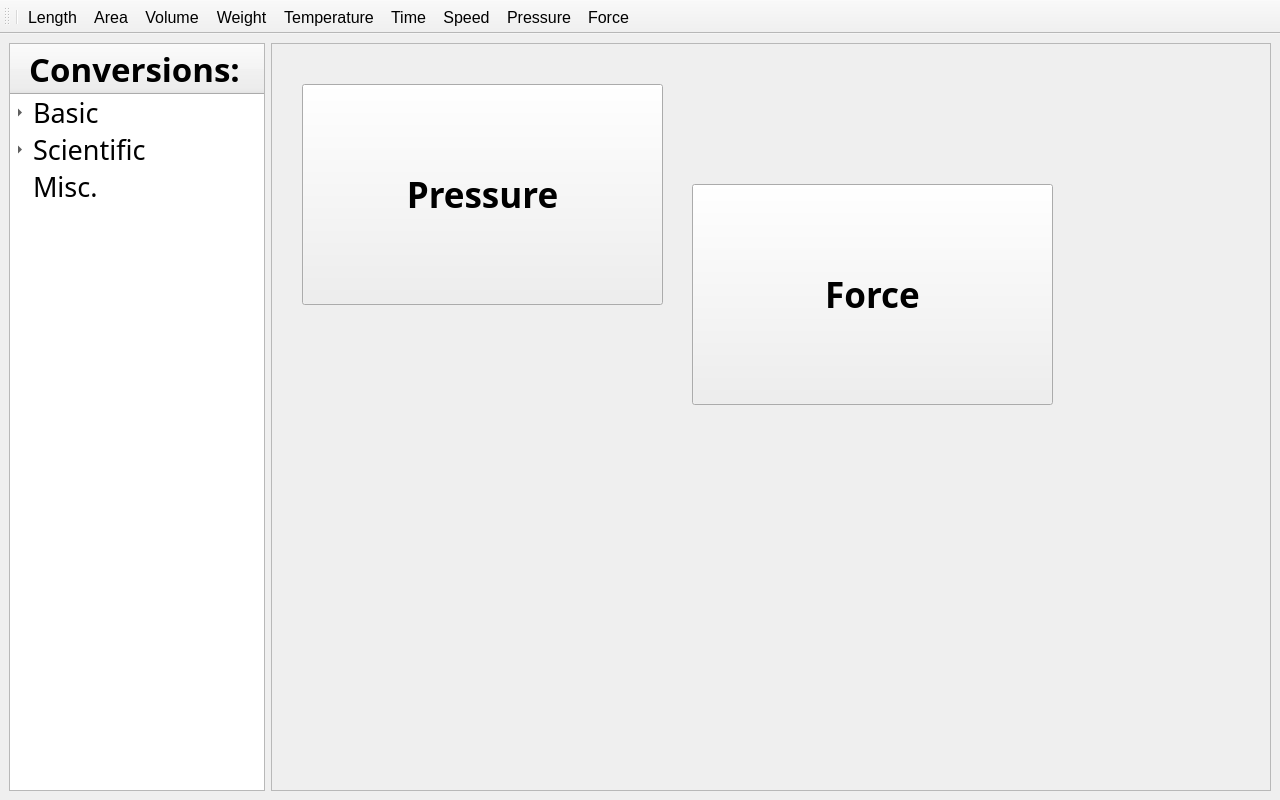
Above: mainwindow.ui from 30vam/cute-converter before the change. Below: the same form after it.
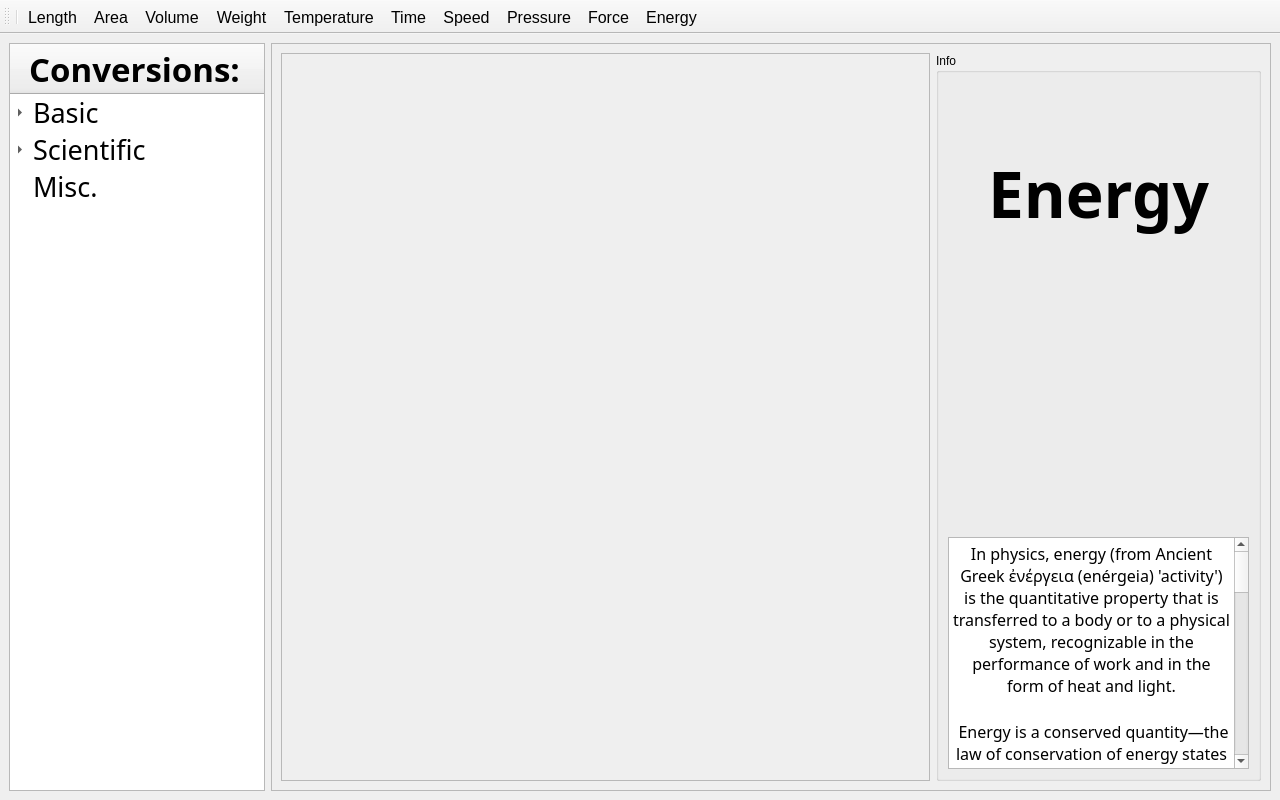
That is the form after the change. Icons and pictures are not drawn.

Commit message: Completed energy  converter widget

```diff
--- a/mainwindow.ui
+++ b/mainwindow.ui
@@ -326,7 +326,7 @@
        <enum>QFrame::StyledPanel</enum>
       </property>
       <property name="currentIndex">
-       <number>8</number>
+       <number>11</number>
       </property>
       <widget class="QWidget" name="basicPage">
        <layout class="QGridLayout" name="gridLayout">
@@ -1896,8 +1896,8 @@
        <widget class="QToolButton" name="forceToolButton">
         <property name="geometry">
          <rect>
-          <x>420</x>
-          <y>140</y>
+          <x>400</x>
+          <y>50</y>
           <width>361</width>
           <height>221</height>
          </rect>
@@ -2282,6 +2282,183 @@
         </item>
        </layout>
       </widget>
+      <widget class="QWidget" name="energyWidget">
+       <layout class="QHBoxLayout" name="horizontalLayout_11" stretch="2,1">
+        <item>
+         <widget class="QScrollArea" name="energyScrollArea">
+          <property name="sizePolicy">
+           <sizepolicy hsizetype="Expanding" vsizetype="Expanding">
+            <horstretch>0</horstretch>
+            <verstretch>0</verstretch>
+           </sizepolicy>
+          </property>
+          <property name="widgetResizable">
+           <bool>true</bool>
+          </property>
+          <widget class="QWidget" name="scrollAreaWidgetContents_10">
+           <property name="geometry">
+            <rect>
+             <x>0</x>
+             <y>0</y>
+             <width>647</width>
+             <height>639</height>
+            </rect>
+           </property>
+          </widget>
+         </widget>
+        </item>
+        <item>
+         <widget class="QGroupBox" name="energyInfoGroupBox">
+          <property name="sizePolicy">
+           <sizepolicy hsizetype="Ignored" vsizetype="Ignored">
+            <horstretch>0</horstretch>
+            <verstretch>0</verstretch>
+           </sizepolicy>
+          </property>
+          <property name="title">
+           <string>Info</string>
+          </property>
+          <layout class="QVBoxLayout" name="verticalLayout_10">
+           <item>
+            <widget class="QLabel" name="energyLabel">
+             <property name="sizePolicy">
+              <sizepolicy hsizetype="Preferred" vsizetype="Preferred">
+               <horstretch>0</horstretch>
+               <verstretch>0</verstretch>
+              </sizepolicy>
+             </property>
+             <property name="minimumSize">
+              <size>
+               <width>0</width>
+               <height>0</height>
+              </size>
+             </property>
+             <property name="font">
+              <font>
+               <family>Aleo</family>
+               <pointsize>48</pointsize>
+               <italic>false</italic>
+               <bold>true</bold>
+               <underline>false</underline>
+               <strikeout>false</strikeout>
+              </font>
+             </property>
+             <property name="text">
+              <string>&lt;html&gt;&lt;head/&gt;&lt;body&gt;&lt;p&gt;Energy&lt;/p&gt;&lt;/body&gt;&lt;/html&gt;</string>
+             </property>
+             <property name="textFormat">
+              <enum>Qt::AutoText</enum>
+             </property>
+             <property name="scaledContents">
+              <bool>false</bool>
+             </property>
+             <property name="alignment">
+              <set>Qt::AlignCenter</set>
+             </property>
+             <property name="wordWrap">
+              <bool>false</bool>
+             </property>
+            </widget>
+           </item>
+           <item>
+            <widget class="QLabel" name="energyImageLabel">
+             <property name="sizePolicy">
+              <sizepolicy hsizetype="Preferred" vsizetype="Preferred">
+               <horstretch>0</horstretch>
+               <verstretch>0</verstretch>
+              </sizepolicy>
+             </property>
+             <property name="minimumSize">
+              <size>
+               <width>0</width>
+               <height>0</height>
+              </size>
+             </property>
+             <property name="font">
+              <font>
+               <pointsize>20</pointsize>
+               <bold>false</bold>
+               <underline>false</underline>
+               <strikeout>false</strikeout>
+              </font>
+             </property>
+             <property name="text">
+              <string/>
+             </property>
+             <property name="textFormat">
+              <enum>Qt::AutoText</enum>
+             </property>
+             <property name="pixmap">
+              <pixmap resource="icons.qrc">:/icons/energy_icon.png</pixmap>
+             </property>
+             <property name="scaledContents">
+              <bool>true</bool>
+             </property>
+             <property name="wordWrap">
+              <bool>false</bool>
+             </property>
+            </widget>
+           </item>
+           <item>
+            <widget class="QTextBrowser" name="energyTextBrowser">
+             <property name="sizePolicy">
+              <sizepolicy hsizetype="Preferred" vsizetype="Fixed">
+               <horstretch>0</horstretch>
+               <verstretch>0</verstretch>
+              </sizepolicy>
+             </property>
+             <property name="minimumSize">
+              <size>
+               <width>0</width>
+               <height>232</height>
+              </size>
+             </property>
+             <property name="maximumSize">
+              <size>
+               <width>16777215</width>
+               <height>232</height>
+              </size>
+             </property>
+             <property name="font">
+              <font>
+               <family>Aleo</family>
+               <pointsize>12</pointsize>
+              </font>
+             </property>
+             <property name="documentTitle">
+              <string/>
+             </property>
+             <property name="lineWrapMode">
+              <enum>QTextEdit::WidgetWidth</enum>
+             </property>
+             <property name="html">
+              <string>&lt;!DOCTYPE HTML PUBLIC &quot;-//W3C//DTD HTML 4.0//EN&quot; &quot;http://www.w3.org/TR/REC-html40/strict.dtd&quot;&gt;
+&lt;html&gt;&lt;head&gt;&lt;meta name=&quot;qrichtext&quot; content=&quot;1&quot; /&gt;&lt;meta charset=&quot;utf-8&quot; /&gt;&lt;style type=&quot;text/css&quot;&gt;
+p, li { white-space: pre-wrap; }
+hr { height: 1px; border-width: 0; }
+li.unchecked::marker { content: &quot;\2610&quot;; }
+li.checked::marker { content: &quot;\2612&quot;; }
+&lt;/style&gt;&lt;/head&gt;&lt;body style=&quot; font-family:'Aleo'; font-size:12pt; font-weight:400; font-style:normal;&quot;&gt;
+&lt;p align=&quot;center&quot; style=&quot; margin-top:0px; margin-bottom:0px; margin-left:0px; margin-right:0px; -qt-block-indent:0; text-indent:0px;&quot;&gt;In physics, energy (from Ancient Greek ἐνέργεια (enérgeia) 'activity') is the quantitative property that is transferred to a body or to a physical system, recognizable in the performance of work and in the form of heat and light.&lt;/p&gt;
+&lt;p align=&quot;center&quot; style=&quot;-qt-paragraph-type:empty; margin-top:0px; margin-bottom:0px; margin-left:0px; margin-right:0px; -qt-block-indent:0; text-indent:0px;&quot;&gt;&lt;br /&gt;&lt;/p&gt;
+&lt;p align=&quot;center&quot; style=&quot; margin-top:0px; margin-bottom:0px; margin-left:0px; margin-right:0px; -qt-block-indent:0; text-indent:0px;&quot;&gt; Energy is a conserved quantity—the law of conservation of energy states that energy can be converted in form, but not created or destroyed. The unit of measurement for energy in the International System of Units (SI) is the joule (J).&lt;/p&gt;
+&lt;p align=&quot;center&quot; style=&quot;-qt-paragraph-type:empty; margin-top:0px; margin-bottom:0px; margin-left:0px; margin-right:0px; -qt-block-indent:0; text-indent:0px;&quot;&gt;&lt;br /&gt;&lt;/p&gt;
+&lt;p align=&quot;center&quot; style=&quot; margin-top:0px; margin-bottom:0px; margin-left:0px; margin-right:0px; -qt-block-indent:0; text-indent:0px;&quot;&gt;Common forms of energy include the kinetic energy of a moving object, the potential energy stored by an object (for instance due to its position in a field), the elastic energy stored in a solid object, chemical energy associated with chemical reactions, the radiant energy carried by electromagnetic radiation, and the internal energy contained within a thermodynamic system. All living organisms constantly take in and release energy.&lt;/p&gt;
+&lt;p align=&quot;center&quot; style=&quot;-qt-paragraph-type:empty; margin-top:0px; margin-bottom:0px; margin-left:0px; margin-right:0px; -qt-block-indent:0; text-indent:0px;&quot;&gt;&lt;br /&gt;&lt;/p&gt;
+&lt;p align=&quot;center&quot; style=&quot; margin-top:0px; margin-bottom:0px; margin-left:0px; margin-right:0px; -qt-block-indent:0; text-indent:0px;&quot;&gt;Due to mass–energy equivalence, any object that has mass when stationary (called rest mass) also has an equivalent amount of energy whose form is called rest energy, and any additional energy (of any form) acquired by the object above that rest energy will increase the object's total mass just as it increases its total energy.&lt;/p&gt;
+&lt;p align=&quot;center&quot; style=&quot;-qt-paragraph-type:empty; margin-top:0px; margin-bottom:0px; margin-left:0px; margin-right:0px; -qt-block-indent:0; text-indent:0px;&quot;&gt;&lt;br /&gt;&lt;/p&gt;
+&lt;p align=&quot;center&quot; style=&quot; margin-top:0px; margin-bottom:0px; margin-left:0px; margin-right:0px; -qt-block-indent:0; text-indent:0px;&quot;&gt;Human civilization requires energy to function, which it gets from energy resources such as fossil fuels, nuclear fuel, or renewable energy. The Earth's climate and ecosystems processes are driven by the energy the planet receives from the Sun (although a small amount is also contributed by geothermal energy).&lt;/p&gt;&lt;/body&gt;&lt;/html&gt;</string>
+             </property>
+             <property name="openLinks">
+              <bool>false</bool>
+             </property>
+            </widget>
+           </item>
+          </layout>
+         </widget>
+        </item>
+       </layout>
+      </widget>
      </widget>
     </item>
    </layout>
@@ -2330,6 +2507,7 @@
    <addaction name="switchToSpeedAction"/>
    <addaction name="switchToPressureAction"/>
    <addaction name="switchToForceAction"/>
+   <addaction name="switchToEnergyAction"/>
   </widget>
   <action name="switchToLengthAction">
    <property name="icon">
@@ -2439,6 +2617,18 @@
     <string>Switch to Force converter</string>
    </property>
   </action>
+  <action name="switchToEnergyAction">
+   <property name="icon">
+    <iconset resource="icons.qrc">
+     <normaloff>:/icons/energy_icon.png</normaloff>:/icons/energy_icon.png</iconset>
+   </property>
+   <property name="text">
+    <string>Energy</string>
+   </property>
+   <property name="toolTip">
+    <string>Switch to energy converter</string>
+   </property>
+  </action>
  </widget>
  <resources>
   <include location="icons.qrc"/>
```
Left out of the diff: 46 changed lines with no effect on the pictures. The commit also changes 9 other files.
